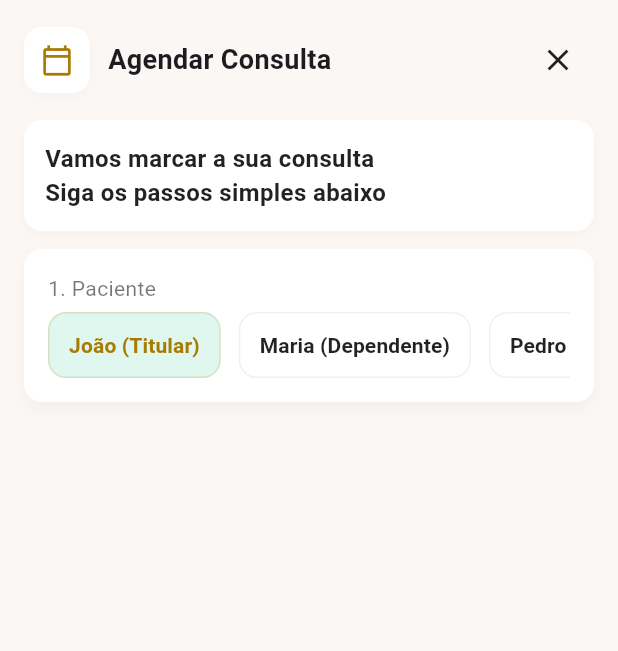
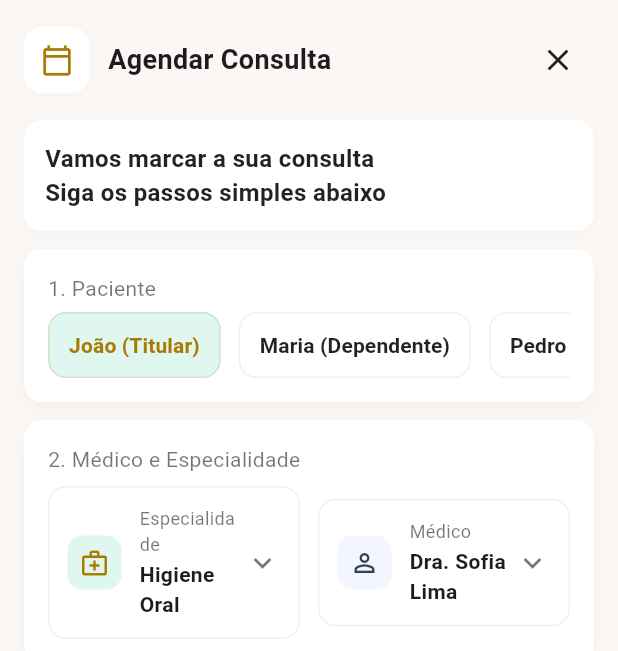
Before and after one commit to pv27643/ClinicaDent-ria, a Flutter app: the MarcarConsulta screen opened by its route, on a phone screen of 412 x 824 dp. Shown: the top 651 px of the screen. Run offline on Flutter 3.47's test engine with Material 3 defaults, Android fonts, the phone set to English and light mode, and no system bars; our stand-ins replace shared_preferences; accounts and stored records are empty.

Commit message:
médico e especialidades

```diff
--- a/mobile/lib/marcar_consulta.dart
+++ b/mobile/lib/marcar_consulta.dart
@@ -169,6 +169,108 @@ class _MarcarConsulta extends State<MarcarConsulta> {
                   ],
                 ),
               ),
+              const SizedBox(height: 12),
+
+              //Médico e Especialidade
+              Container(
+                padding: const EdgeInsets.all(16),
+                decoration: BoxDecoration(
+                  color: cardBg,
+                  borderRadius: BorderRadius.circular(12),
+                  boxShadow: [
+                    BoxShadow(color: const Color.fromRGBO(0, 0, 0, 0.03), blurRadius: 8, offset: const Offset(0, 5)),
+                  ],
+                ),
+                child: Column(
+                  crossAxisAlignment: CrossAxisAlignment.start,
+                  children: [
+                    const Text('2. Médico e Especialidade', style: TextStyle(color: Colors.black54)),
+                    const SizedBox(height: 8),
+
+                    Row(
+                      children: [
+                        Expanded(
+                          child: GestureDetector(
+                            onTap: () {},
+                            child: Container(
+                              padding: const EdgeInsets.symmetric(horizontal: 12, vertical: 12),
+                              decoration: BoxDecoration(
+                                color: Colors.white,
+                                borderRadius: BorderRadius.circular(12),
+                                border: Border.all(color: const Color.fromRGBO(0, 0, 0, 0.06)),
+                              ),
+                              child: Row(
+                                children: [
+                                  Container(
+                                    width: 36,
+                                    height: 36,
+                                    decoration: BoxDecoration(
+                                      color: const Color(0xFFDFF7EE),
+                                      borderRadius: BorderRadius.circular(10),
+                                    ),
+                                    child: const Icon(Icons.medical_services_outlined, color: Color(0xFFA87B05), size: 20),
+                                  ),
+                                  const SizedBox(width: 12),
+                                  Expanded(
+                                    child: Column(
+                                      crossAxisAlignment: CrossAxisAlignment.start,
+                                      children: const [
+                                        Text('Especialidade', style: TextStyle(fontSize: 12, color: Colors.black54)),
+                                        SizedBox(height: 2),
+                                        Text('Higiene Oral', style: TextStyle(fontWeight: FontWeight.w600)),
+                                      ],
+                                    ),
+                                  ),
+                                  const Icon(Icons.keyboard_arrow_down, color: Colors.black54),
+                                ],
+                              ),
+                            ),
+                          ),
+                        ),
+                        const SizedBox(width: 12),
+                        Expanded(
+                          child: GestureDetector(
+                            onTap: () {},
+                            child: Container(
+                              padding: const EdgeInsets.symmetric(horizontal: 12, vertical: 12),
+                              decoration: BoxDecoration(
+                                color: Colors.white,
+                                borderRadius: BorderRadius.circular(12),
+                                border: Border.all(color: const Color.fromRGBO(0, 0, 0, 0.06)),
+                              ),
+                              child: Row(
+                                children: [
+                                  Container(
+                                    width: 36,
+                                    height: 36,
+                                    decoration: BoxDecoration(
+                                      color: const Color(0xFFF3F6FF),
+                                      borderRadius: BorderRadius.circular(10),
+                                    ),
+                                    child: const Icon(Icons.person_outline, color: Color(0xFF334155), size: 20),
+                                  ),
+                                  const SizedBox(width: 12),
+                                  Expanded(
+                                    child: Column(
+                                      crossAxisAlignment: CrossAxisAlignment.start,
+                                      children: const [
+                                        Text('Médico', style: TextStyle(fontSize: 12, color: Colors.black54)),
+                                        SizedBox(height: 2),
+                                        Text('Dra. Sofia Lima', style: TextStyle(fontWeight: FontWeight.w600)),
+                                      ],
+                                    ),
+                                  ),
+                                  const Icon(Icons.keyboard_arrow_down, color: Colors.black54),
+                                ],
+                              ),
+                            ),
+                          ),
+                        ),
+                      ],
+                    ),
+                  ],
+                ),
+              ),
               const SizedBox(height: 80),
             ],
           ),
```
